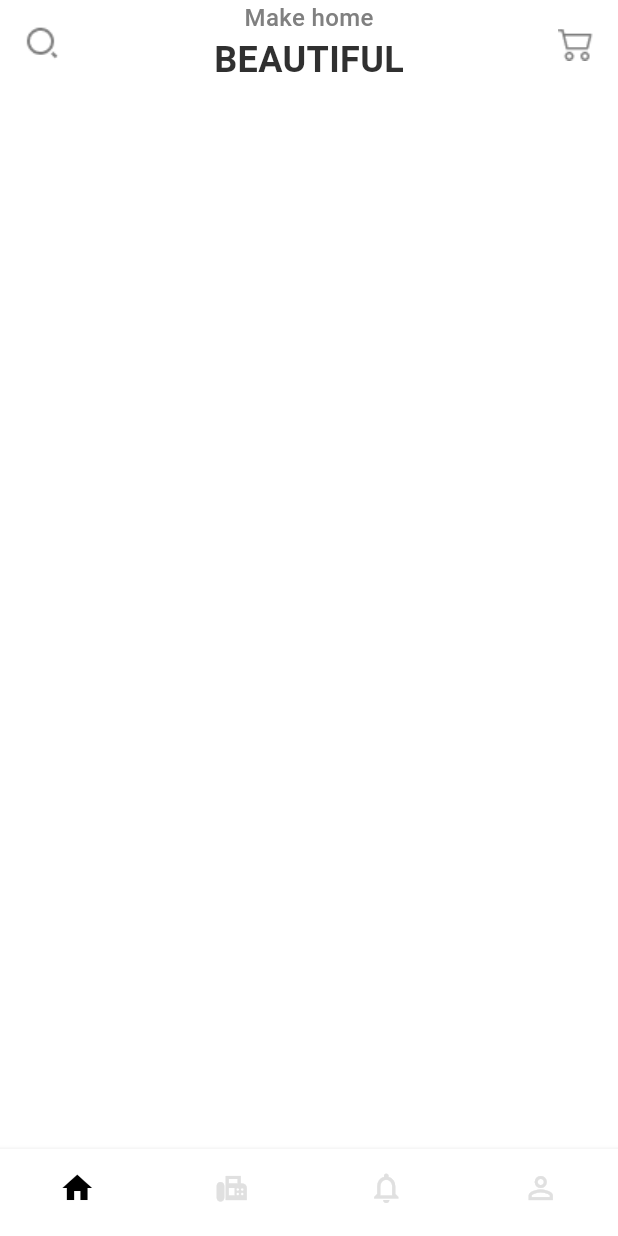
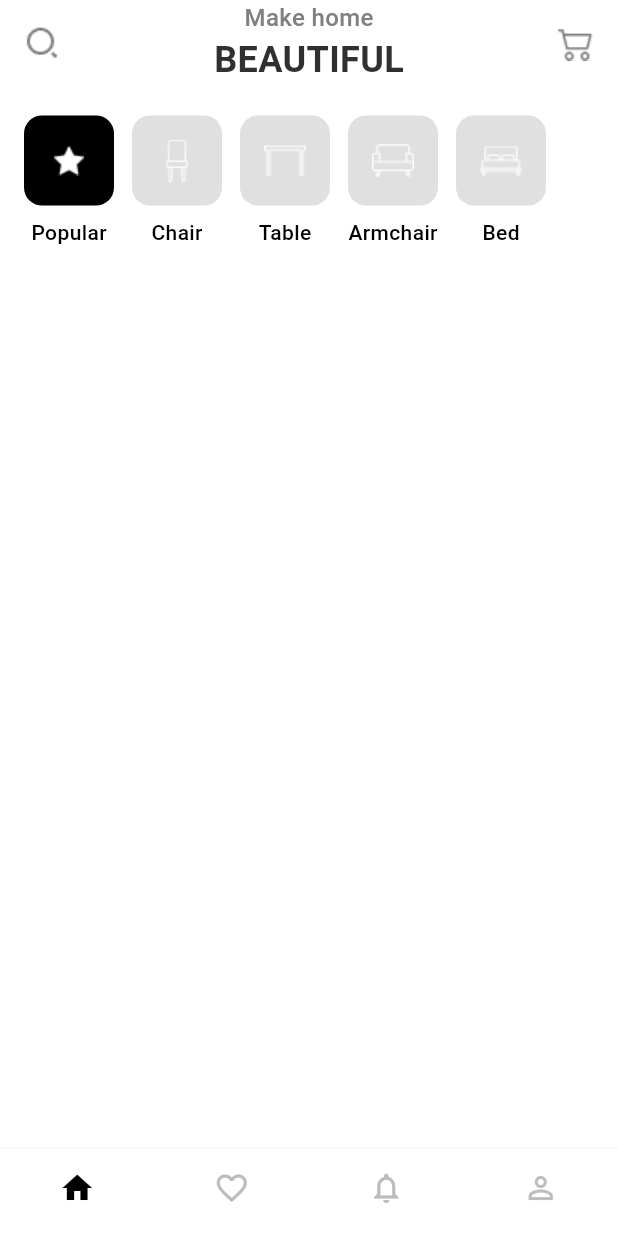
Before and after one commit to iamfarazbaloch/furniture_app, a Flutter app: the AppMainScreen screen opened directly, on a phone screen of 412 x 824 dp. Run offline on Flutter 3.47's test engine with Material 3 defaults, Android fonts, the phone set to English and light mode, and no system bars; our stand-ins replace gap, google_fonts; Roboto replaces fonts that are missing (Gelasio).

```diff
--- a/lib/pages/Login_page.dart
+++ b/lib/pages/Login_page.dart
@@ -4,7 +4,6 @@ import 'package:furniture_app/pages/app_main_screen.dart';
 import 'package:furniture_app/widgets/my_button.dart';
 import 'package:furniture_app/widgets/my_text_field.dart';
 import 'package:gap/gap.dart';
-
 import 'sign_up_page.dart';
 
 class LoginPage extends StatefulWidget {
--- a/lib/pages/app_main_screen.dart
+++ b/lib/pages/app_main_screen.dart
@@ -14,23 +14,25 @@ class AppMainScreen extends StatefulWidget {
 
 class _AppMainScreenState extends State<AppMainScreen> {
   int currentIndex = 0;
+
   final List<Widget> pages = const [
     HomePage(),
     FavoritePage(),
     NotificationPage(),
     ProfilePage(),
   ];
+
   @override
   Widget build(BuildContext context) {
     return Scaffold(
       body: IndexedStack(index: currentIndex, children: pages),
       bottomNavigationBar: BottomNavigationBar(
-        elevation: 3,
+        elevation: 2,
         currentIndex: currentIndex,
         type: BottomNavigationBarType.fixed,
         backgroundColor: Colors.white,
         selectedItemColor: Colors.black,
-        unselectedItemColor: Colors.grey.shade300,
+        unselectedItemColor: Colors.grey.shade400,
         showSelectedLabels: false,
         showUnselectedLabels: false,
         onTap: (value) {
@@ -38,16 +40,28 @@ class _AppMainScreenState extends State<AppMainScreen> {
             currentIndex = value;
           });
         },
-        items: const [
-          BottomNavigationBarItem(icon: Icon(Icons.home), label: ''),
-          BottomNavigationBarItem(icon: Icon(Icons.fax), label: ''),
+        items: [
           BottomNavigationBarItem(
-            icon: Icon(Icons.notifications_none),
-            label: 'Notifications',
+            icon: Icon(currentIndex == 0 ? Icons.home : Icons.home_outlined),
+            label: '',
           ),
           BottomNavigationBarItem(
-            icon: Icon(Icons.person_outline),
-            label: 'Profile',
+            icon: Icon(
+              currentIndex == 1 ? Icons.favorite : Icons.favorite_border,
+            ),
+            label: '',
+          ),
+          BottomNavigationBarItem(
+            icon: Icon(
+              currentIndex == 2
+                  ? Icons.notifications
+                  : Icons.notifications_none,
+            ),
+            label: '',
+          ),
+          BottomNavigationBarItem(
+            icon: Icon(currentIndex == 3 ? Icons.person : Icons.person_outline),
+            label: '',
           ),
         ],
       ),
--- a/lib/pages/home_page.dart
+++ b/lib/pages/home_page.dart
@@ -1,5 +1,6 @@
 import 'package:flutter/material.dart';
 import 'package:furniture_app/constant/app_color.dart';
+import 'package:gap/gap.dart';
 
 class HomePage extends StatefulWidget {
   const HomePage({super.key});
@@ -9,6 +10,16 @@ class HomePage extends StatefulWidget {
 }
 
 class _HomePageState extends State<HomePage> {
+  final Map<String, String> _categories = {
+    'Popular': 'assets/icons/star.png',
+    'Chair': 'assets/icons/chair.png',
+    'Table': 'assets/icons/table.png',
+    'Armchair': 'assets/icons/sofa1.png',
+    'Bed': 'assets/icons/bed.png',
+  };
+
+  int _selectedIndex = 0;
+
   @override
   Widget build(BuildContext context) {
     return Scaffold(
@@ -45,6 +56,62 @@ class _HomePageState extends State<HomePage> {
                 ],
               ),
             ),
+            const Gap(20),
+            SizedBox(
+              height: 100,
+              child: ListView.builder(
+                scrollDirection: Axis.horizontal,
+                padding: const EdgeInsets.symmetric(horizontal: 16.0),
+                itemCount: _categories.length,
+                itemBuilder: (context, index) {
+                  final categoryName = _categories.keys.elementAt(index);
+                  final categoryImage = _categories.values.elementAt(index);
+                  final isSelected = index == _selectedIndex;
+
+                  return GestureDetector(
+                    onTap: () {
+                      setState(() {
+                        _selectedIndex = index;
+                      });
+                    },
+                    child: Padding(
+                      padding: const EdgeInsets.only(right: 12.0),
+                      child: Column(
+                        children: [
+                          Container(
+                            height: 60,
+                            width: 60,
+                            decoration: BoxDecoration(
+                              borderRadius: BorderRadius.circular(12),
+                              color:
+                                  isSelected
+                                      ? Colors.black
+                                      : Colors.grey.shade300,
+                            ),
+                            padding: const EdgeInsets.all(8),
+                            child: ColorFiltered(
+                              colorFilter: const ColorFilter.mode(
+                                Colors.white,
+                                BlendMode.srcIn,
+                              ),
+                              child: Image.asset(categoryImage),
+                            ),
+                          ),
+                          const SizedBox(height: 8),
+                          Text(
+                            categoryName,
+                            style: TextStyle(
+                              fontWeight: FontWeight.w500,
+                              color: Colors.black,
+                            ),
+                          ),
+                        ],
+                      ),
+                    ),
+                  );
+                },
+              ),
+            ),
           ],
         ),
       ),
```
Also changed, not shown: assets/icons/chair.png (renamed from assets/icons/Vector.png), assets/icons/star.png (added).
